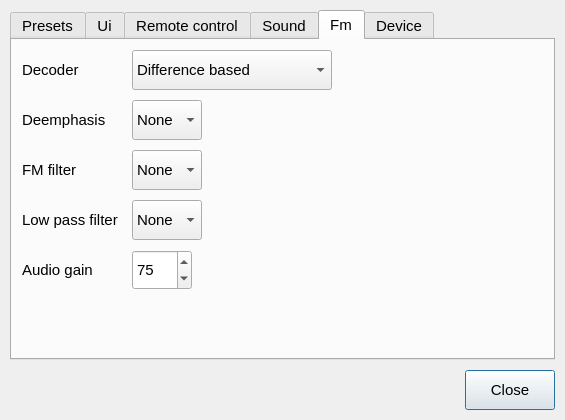
Above: settings.ui from marcogrecopriolo/guglielmo before the change. Below: the same form after it.
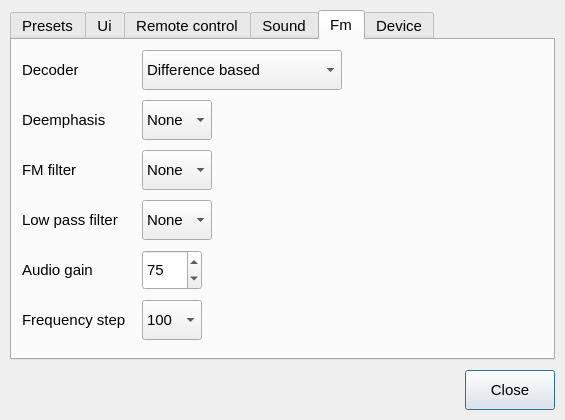
That is the form after the change. The open tabs and pages were chosen to show the change. Custom widgets are drawn as their Qt base class.

The edit to the form file:
```diff
--- a/settings.ui
+++ b/settings.ui
@@ -530,7 +530,7 @@
     <widget class="QComboBox" name="decoderComboBox">
      <property name="geometry">
       <rect>
-       <x>120</x>
+       <x>130</x>
        <y>10</y>
        <width>200</width>
        <height>40</height>
@@ -594,7 +594,7 @@
     <widget class="QComboBox" name="deemphasisComboBox">
      <property name="geometry">
       <rect>
-       <x>120</x>
+       <x>130</x>
        <y>60</y>
        <width>70</width>
        <height>40</height>
@@ -645,7 +645,7 @@
     <widget class="QComboBox" name="lowPassComboBox">
      <property name="geometry">
       <rect>
-       <x>120</x>
+       <x>130</x>
        <y>160</y>
        <width>70</width>
        <height>40</height>
@@ -719,7 +719,7 @@
     <widget class="QComboBox" name="fmFilterComboBox">
      <property name="geometry">
       <rect>
-       <x>120</x>
+       <x>130</x>
        <y>110</y>
        <width>70</width>
        <height>40</height>
@@ -798,7 +798,7 @@
     <widget class="QSpinBox" name="fmAudioGainSpinBox">
      <property name="geometry">
       <rect>
-       <x>120</x>
+       <x>130</x>
        <y>210</y>
        <width>60</width>
        <height>40</height>
@@ -819,6 +819,58 @@
       <number>75</number>
      </property>
     </widget>
+    <widget class="QLabel" name="fmStepLabel">
+     <property name="geometry">
+      <rect>
+       <x>10</x>
+       <y>260</y>
+       <width>110</width>
+       <height>40</height>
+      </rect>
+     </property>
+     <property name="font">
+      <font>
+       <pointsize>11</pointsize>
+      </font>
+     </property>
+     <property name="text">
+      <string>Frequency step</string>
+     </property>
+    </widget>
+    <widget class="QComboBox" name="fmStepComboBox">
+     <property name="geometry">
+      <rect>
+       <x>130</x>
+       <y>260</y>
+       <width>60</width>
+       <height>40</height>
+      </rect>
+     </property>
+     <property name="font">
+      <font>
+       <pointsize>11</pointsize>
+      </font>
+     </property>
+     <property name="currentText">
+      <string>100</string>
+     </property>
+     <property name="currentIndex">
+      <number>1</number>
+     </property>
+     <property name="maxCount">
+      <number>2</number>
+     </property>
+     <item>
+      <property name="text">
+       <string>50</string>
+      </property>
+     </item>
+     <item>
+      <property name="text">
+       <string>100</string>
+      </property>
+     </item>
+    </widget>
    </widget>
    <widget class="QWidget" name="deviceTab">
     <attribute name="title">
```
